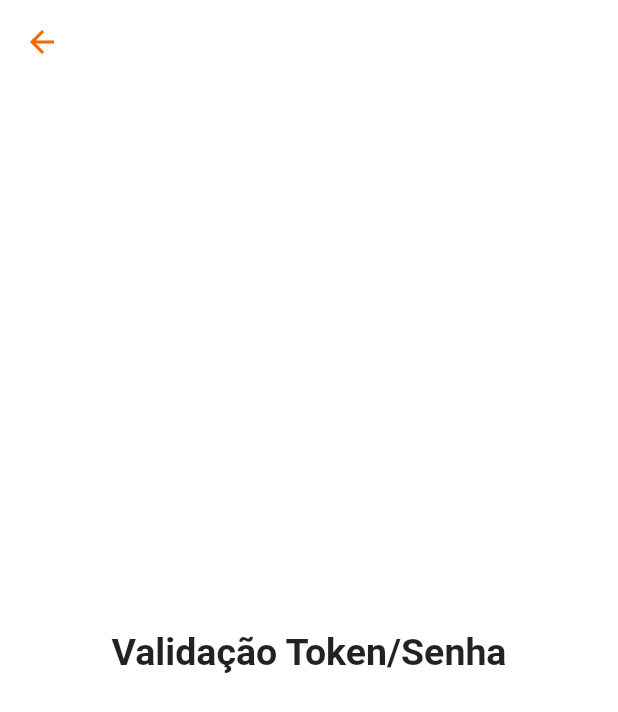
After one commit to viniciusps01/screens-challenge, a Flutter app: the screen it shows after launch, after a tap on "Validação", on a phone screen of 412 x 824 dp. The commit adds this screen. Shown: the top 712 px of the screen. Run offline on Flutter 3.47's test engine with Material 2 defaults, Android fonts, the phone set to English and light mode, and no system bars.

Commit message:
Added ValidationPage

```diff
--- a/lib/main.dart
+++ b/lib/main.dart
@@ -5,6 +5,7 @@ import 'package:screens_challenge/ui/pages/key_registering_page/key_registering_
 import 'package:screens_challenge/ui/pages/keys_menu_page/keys_menu_page.dart';
 
 import 'ui/pages/cpf_key_page/cpf_key_page.dart';
+import 'ui/pages/validation_page/validation_page.dart';
 
 void main() {
   runApp(const MyApp());
@@ -64,6 +65,13 @@ class Home extends StatelessWidget {
                 const CPFKeyPage(),
               ),
               child: const Text('Chave CPF'),
+            ),
+            OutlinedButton(
+              onPressed: () => goToPage(
+                context,
+                const ValidationPage(),
+              ),
+              child: const Text('Validação'),
             )
           ],
         ),
--- /dev/null
+++ b/lib/ui/pages/validation_page/validation_page.dart
@@ -0,0 +1,24 @@
+import 'package:flutter/material.dart';
+
+class ValidationPage extends StatelessWidget {
+  const ValidationPage({Key? key}) : super(key: key);
+
+  @override
+  Widget build(BuildContext context) {
+    return Scaffold(
+      appBar: AppBar(),
+      body: Container(
+        alignment: Alignment.center,
+        padding: const EdgeInsets.only(
+          left: 20,
+          right: 20,
+          bottom: 10,
+        ),
+        child: Text(
+          'Validação Token/Senha',
+          style: Theme.of(context).textTheme.titleLarge,
+        ),
+      ),
+    );
+  }
+}
```
